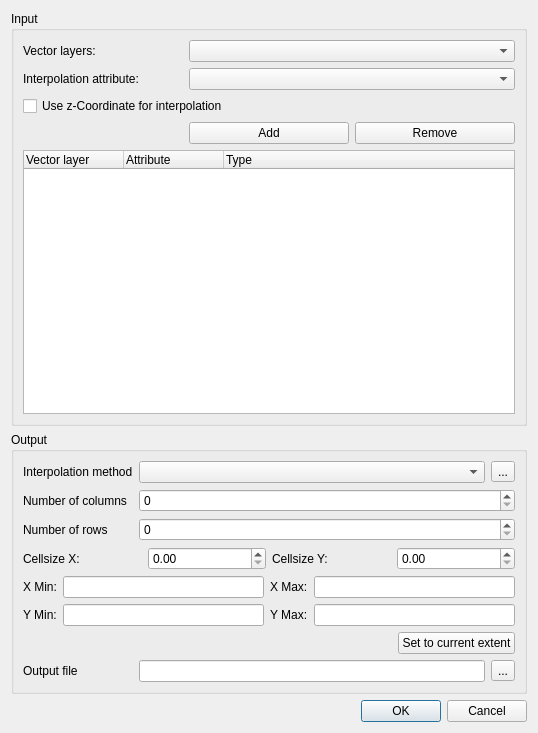
The window that src/plugins/interpolation/qgsinterpolationdialogbase.ui (qgis/QGIS) describes before a commit, drawn with Qt 5.
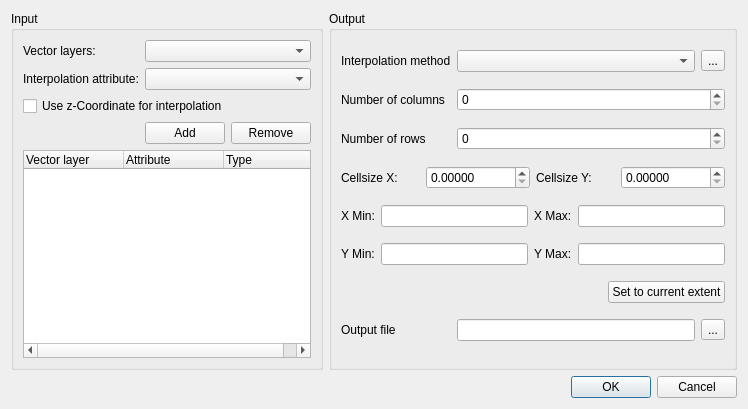
The same window after the commit. Icons and pictures are not drawn.

```diff
--- a/src/plugins/interpolation/qgsinterpolationdialogbase.ui
+++ b/src/plugins/interpolation/qgsinterpolationdialogbase.ui
@@ -1,12 +1,12 @@
 <ui version="4.0" >
  <class>QgsInterpolationDialogBase</class>
- <widget class="QDialog" name="QgsInterpolationDialogBase" >
-  <property name="geometry" >
+ <widget class="QDialog" name="QgsInterpolationDialogBase">
+  <property name="geometry">
    <rect>
     <x>0</x>
     <y>0</y>
-    <width>538</width>
-    <height>733</height>
+    <width>748</width>
+    <height>409</height>
    </rect>
   </property>
   <property name="sizePolicy" >
@@ -111,10 +111,10 @@
      </layout>
     </widget>
    </item>
-   <item row="1" column="0" >
-    <widget class="QGroupBox" name="mOutputGroupBox" >
-     <property name="sizePolicy" >
-      <sizepolicy vsizetype="Preferred" hsizetype="Preferred" >
+   <item row="0" column="1">
+    <widget class="QGroupBox" name="mOutputGroupBox">
+     <property name="sizePolicy">
+      <sizepolicy hsizetype="Preferred" vsizetype="Preferred">
        <horstretch>0</horstretch>
        <verstretch>0</verstretch>
       </sizepolicy>
@@ -191,8 +191,11 @@
          </widget>
         </item>
         <item>
-         <widget class="QDoubleSpinBox" name="mCellsizeXSpinBox" >
-          <property name="maximum" >
+         <widget class="QDoubleSpinBox" name="mCellsizeXSpinBox">
+          <property name="decimals">
+           <number>5</number>
+          </property>
+          <property name="maximum">
            <double>999999.000000000000000</double>
           </property>
          </widget>
@@ -205,8 +208,11 @@
          </widget>
         </item>
         <item>
-         <widget class="QDoubleSpinBox" name="mCellSizeYSpinBox" >
-          <property name="maximum" >
+         <widget class="QDoubleSpinBox" name="mCellSizeYSpinBox">
+          <property name="decimals">
+           <number>5</number>
+          </property>
+          <property name="maximum">
            <double>999999.000000000000000</double>
           </property>
          </widget>
@@ -308,9 +314,9 @@
      </layout>
     </widget>
    </item>
-   <item row="2" column="0" >
-    <widget class="QDialogButtonBox" name="buttonBox" >
-     <property name="orientation" >
+   <item row="1" column="0" colspan="2">
+    <widget class="QDialogButtonBox" name="buttonBox">
+     <property name="orientation">
       <enum>Qt::Horizontal</enum>
      </property>
      <property name="standardButtons" >
```
Left out of the diff: 265 changed lines with no effect on the pictures.
